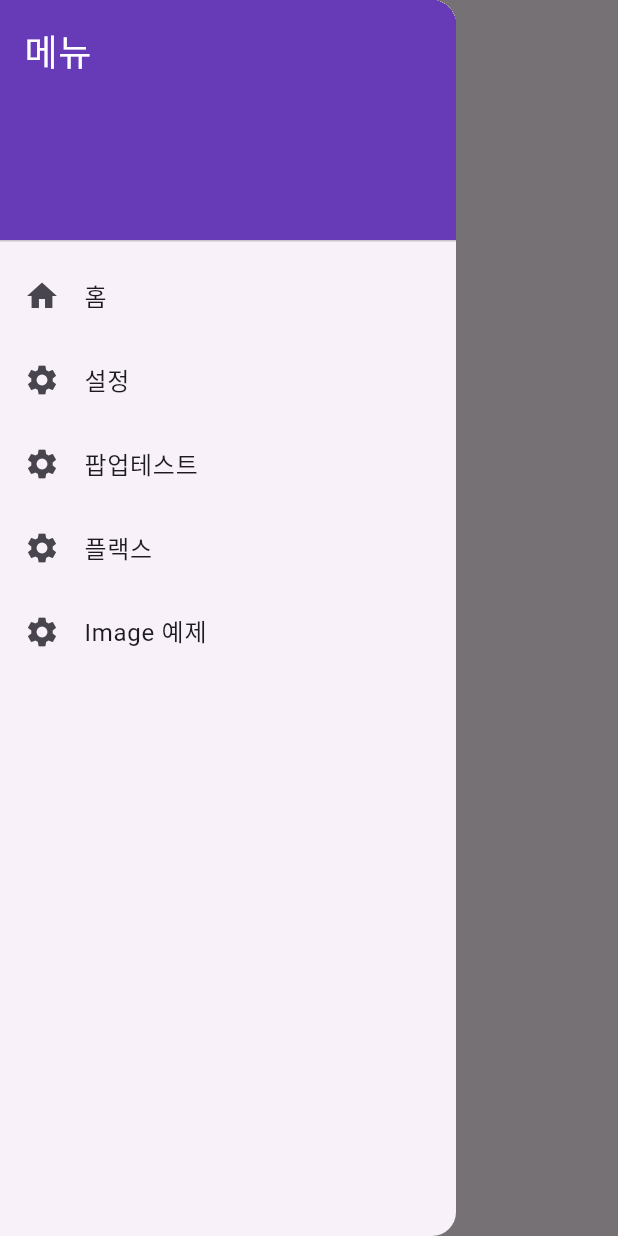
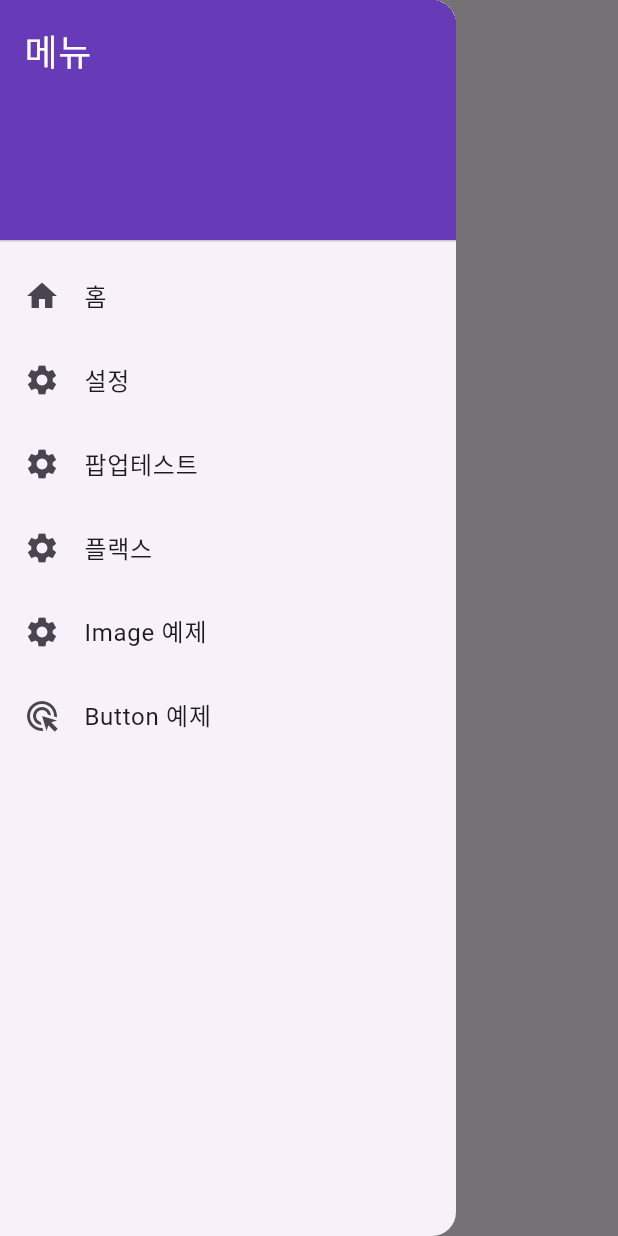
Before and after one commit to hak319/test-untitled-project, a Flutter app: the SettingPage screen opened by its route, with the side drawer open, on a phone screen of 412 x 824 dp. Run offline on Flutter 3.47's test engine with Material 3 defaults, Android fonts, the phone set to English and light mode, and no system bars.

Commit message:
25.3.31.(4)

```diff
--- a/lib/drawer.dart
+++ b/lib/drawer.dart
@@ -65,6 +65,14 @@ class MyDrawer extends StatelessWidget {
                   context, "/image"
               );
             },
+          ),
+          ListTile(
+            leading: const Icon(Icons.ads_click),
+            title: const Text("Button 예제"),
+            onTap: () {
+              Navigator.pushNamed(
+                  context, "/button");
+            }
           )
         ],
       ),
--- a/lib/main.dart
+++ b/lib/main.dart
@@ -4,6 +4,7 @@ import 'package:untitled/flex_page.dart';
 import 'package:untitled/popup_page.dart';
 import 'package:untitled/setting_page.dart';
 
+import 'button_page.dart';
 import 'image_page.dart' show ImagePage;
 
 void main() {
@@ -28,6 +29,7 @@ class MyApp extends StatelessWidget {
         "/popup" : (context) => const PopupPage(),
         "/flex" : (context) => const FlexPage(),
         "/image" : (context) => const ImagePage(),
+        "/button" : (context) => const ButtonPage(),
       },
     );
   }
```
Also changed, not shown: lib/button_page.dart (added, +43 -0 lines).
